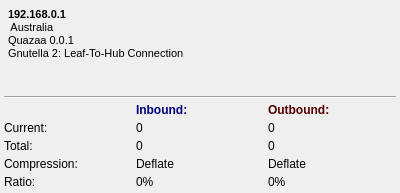
Above: Quazaa/UI/dialogneighbourinfo.ui from c3c/quazaa before the change. Below: the same form after it.
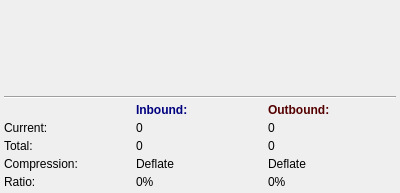
That is the form after the change. Icons and pictures are not drawn.

Diff of the .ui file:
```diff
--- a/Quazaa/UI/dialogneighbourinfo.ui
+++ b/Quazaa/UI/dialogneighbourinfo.ui
@@ -43,7 +43,7 @@
 &lt;html&gt;&lt;head&gt;&lt;meta name=&quot;qrichtext&quot; content=&quot;1&quot; /&gt;&lt;style type=&quot;text/css&quot;&gt;
 p, li { white-space: pre-wrap; }
 &lt;/style&gt;&lt;/head&gt;&lt;body style=&quot; font-family:'MS Shell Dlg 2'; font-size:8.25pt; font-weight:400; font-style:normal;&quot;&gt;
-&lt;p style=&quot; margin-top:12px; margin-bottom:12px; margin-left:0px; margin-right:0px; -qt-block-indent:0; text-indent:0px;&quot;&gt;&lt;span style=&quot; font-size:8pt; font-weight:600;&quot;&gt;192.168.0.1&lt;br /&gt;&lt;/span&gt;&lt;img src=&quot;:/Resource/Flags/au.png&quot; width=&quot;20&quot; height=&quot;20&quot; /&gt;&lt;span style=&quot; font-size:8pt;&quot;&gt; Australia&lt;br /&gt;Quazaa 0.0.1&lt;br /&gt;Gnutella 2: Leaf-To-Hub Connection&lt;/span&gt;&lt;/p&gt;&lt;/body&gt;&lt;/html&gt;</string>
+&lt;p style=&quot;-qt-paragraph-type:empty; margin-top:12px; margin-bottom:12px; margin-left:0px; margin-right:0px; -qt-block-indent:0; text-indent:0px; font-size:8pt;&quot;&gt;&lt;br /&gt;&lt;/p&gt;&lt;/body&gt;&lt;/html&gt;</string>
      </property>
     </widget>
    </item>
```
Left out of the diff: 9 changed lines with no effect on the pictures.
